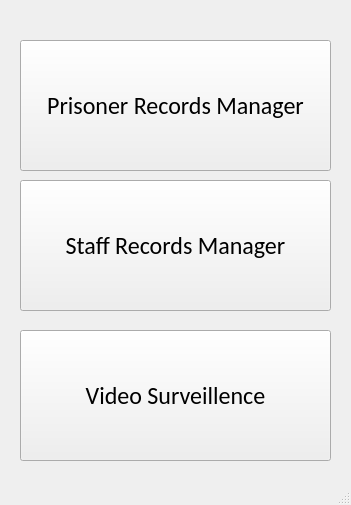
The window that menu.ui (AmirQadir/PrisonManagementSystem) describes before a commit, drawn with Qt 5.
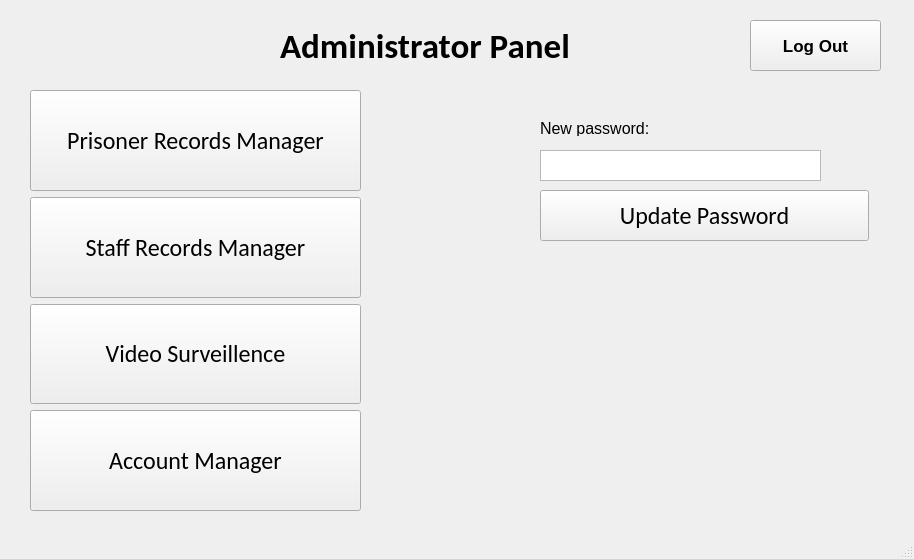
The same window after the commit.

Commit message: admin ui (called menu ui still)

```diff
--- a/menu.ui
+++ b/menu.ui
@@ -6,69 +6,212 @@
    <rect>
     <x>0</x>
     <y>0</y>
-    <width>351</width>
-    <height>505</height>
+    <width>914</width>
+    <height>559</height>
    </rect>
   </property>
   <property name="windowTitle">
    <string>MainWindow</string>
   </property>
   <widget class="QWidget" name="centralwidget">
-   <widget class="QPushButton" name="pushButton">
+   <widget class="QLabel" name="label">
     <property name="geometry">
      <rect>
-      <x>20</x>
-      <y>40</y>
-      <width>311</width>
-      <height>131</height>
+      <x>280</x>
+      <y>20</y>
+      <width>291</width>
+      <height>51</height>
      </rect>
     </property>
     <property name="font">
      <font>
       <family>Calibri</family>
-      <pointsize>18</pointsize>
+      <pointsize>26</pointsize>
+      <weight>75</weight>
+      <bold>true</bold>
      </font>
     </property>
     <property name="text">
-     <string>Prisoner Records Manager</string>
+     <string>Administrator Panel</string>
     </property>
    </widget>
-   <widget class="QPushButton" name="pushButton_2">
+   <widget class="QWidget" name="verticalLayoutWidget">
     <property name="geometry">
      <rect>
-      <x>20</x>
-      <y>180</y>
-      <width>311</width>
-      <height>131</height>
+      <x>30</x>
+      <y>90</y>
+      <width>331</width>
+      <height>421</height>
      </rect>
     </property>
+    <layout class="QVBoxLayout" name="verticalLayout">
+     <item>
+      <widget class="QPushButton" name="pushButton">
+       <property name="sizePolicy">
+        <sizepolicy hsizetype="Minimum" vsizetype="Expanding">
+         <horstretch>0</horstretch>
+         <verstretch>0</verstretch>
+        </sizepolicy>
+       </property>
+       <property name="font">
+        <font>
+         <family>Calibri</family>
+         <pointsize>18</pointsize>
+        </font>
+       </property>
+       <property name="layoutDirection">
+        <enum>Qt::LeftToRight</enum>
+       </property>
+       <property name="autoFillBackground">
+        <bool>false</bool>
+       </property>
+       <property name="text">
+        <string>Prisoner Records Manager</string>
+       </property>
+      </widget>
+     </item>
+     <item>
+      <widget class="QPushButton" name="pushButton_2">
+       <property name="sizePolicy">
+        <sizepolicy hsizetype="Minimum" vsizetype="Expanding">
+         <horstretch>0</horstretch>
+         <verstretch>0</verstretch>
+        </sizepolicy>
+       </property>
+       <property name="font">
+        <font>
+         <family>Calibri</family>
+         <pointsize>18</pointsize>
+        </font>
+       </property>
+       <property name="text">
+        <string>Staff Records Manager</string>
+       </property>
+      </widget>
+     </item>
+     <item>
+      <widget class="QPushButton" name="pushButton_3">
+       <property name="sizePolicy">
+        <sizepolicy hsizetype="Minimum" vsizetype="Expanding">
+         <horstretch>0</horstretch>
+         <verstretch>0</verstretch>
+        </sizepolicy>
+       </property>
+       <property name="font">
+        <font>
+         <family>Calibri</family>
+         <pointsize>18</pointsize>
+        </font>
+       </property>
+       <property name="text">
+        <string>Video Surveillence</string>
+       </property>
+      </widget>
+     </item>
+     <item>
+      <widget class="QPushButton" name="pushButton_6">
+       <property name="sizePolicy">
+        <sizepolicy hsizetype="Minimum" vsizetype="Expanding">
+         <horstretch>0</horstretch>
+         <verstretch>0</verstretch>
+        </sizepolicy>
+       </property>
+       <property name="font">
+        <font>
+         <family>Calibri</family>
+         <pointsize>18</pointsize>
+        </font>
+       </property>
+       <property name="layoutDirection">
+        <enum>Qt::LeftToRight</enum>
+       </property>
+       <property name="autoFillBackground">
+        <bool>false</bool>
+       </property>
+       <property name="text">
+        <string>Account Manager</string>
+       </property>
+      </widget>
+     </item>
+    </layout>
+   </widget>
+   <widget class="QPushButton" name="pushButton_4">
+    <property name="geometry">
+     <rect>
+      <x>750</x>
+      <y>20</y>
+      <width>131</width>
+      <height>51</height>
+     </rect>
+    </property>
     <property name="font">
      <font>
-      <family>Calibri</family>
-      <pointsize>18</pointsize>
+      <pointsize>13</pointsize>
+      <weight>75</weight>
+      <bold>true</bold>
      </font>
     </property>
     <property name="text">
-     <string>Staff Records Manager</string>
+     <string>Log Out</string>
     </property>
    </widget>
-   <widget class="QPushButton" name="pushButton_3">
+   <widget class="QPushButton" name="pushButton_7">
     <property name="geometry">
      <rect>
-      <x>20</x>
-      <y>330</y>
-      <width>311</width>
-      <height>131</height>
+      <x>540</x>
+      <y>190</y>
+      <width>329</width>
+      <height>51</height>
      </rect>
     </property>
+    <property name="sizePolicy">
+     <sizepolicy hsizetype="Minimum" vsizetype="Expanding">
+      <horstretch>0</horstretch>
+      <verstretch>0</verstretch>
+     </sizepolicy>
+    </property>
     <property name="font">
      <font>
       <family>Calibri</family>
       <pointsize>18</pointsize>
      </font>
     </property>
+    <property name="layoutDirection">
+     <enum>Qt::LeftToRight</enum>
+    </property>
+    <property name="autoFillBackground">
+     <bool>false</bool>
+    </property>
     <property name="text">
-     <string>Video Surveillence</string>
+     <string>Update Password</string>
+    </property>
+   </widget>
+   <widget class="QTextEdit" name="textEdit">
+    <property name="geometry">
+     <rect>
+      <x>540</x>
+      <y>150</y>
+      <width>281</width>
+      <height>31</height>
+     </rect>
+    </property>
+   </widget>
+   <widget class="QLabel" name="label_2">
+    <property name="geometry">
+     <rect>
+      <x>540</x>
+      <y>120</y>
+      <width>111</width>
+      <height>16</height>
+     </rect>
+    </property>
+    <property name="font">
+     <font>
+      <pointsize>12</pointsize>
+     </font>
+    </property>
+    <property name="text">
+     <string>New password:</string>
     </property>
    </widget>
   </widget>
```
Left out of the diff: 2 changed lines with no effect on the pictures. The commit also changes 7 other files.
